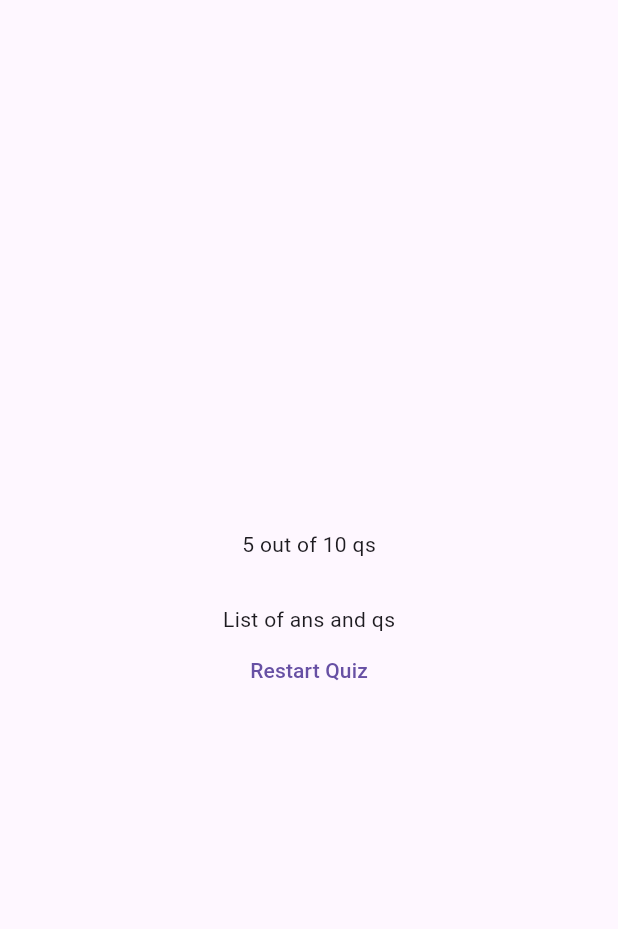
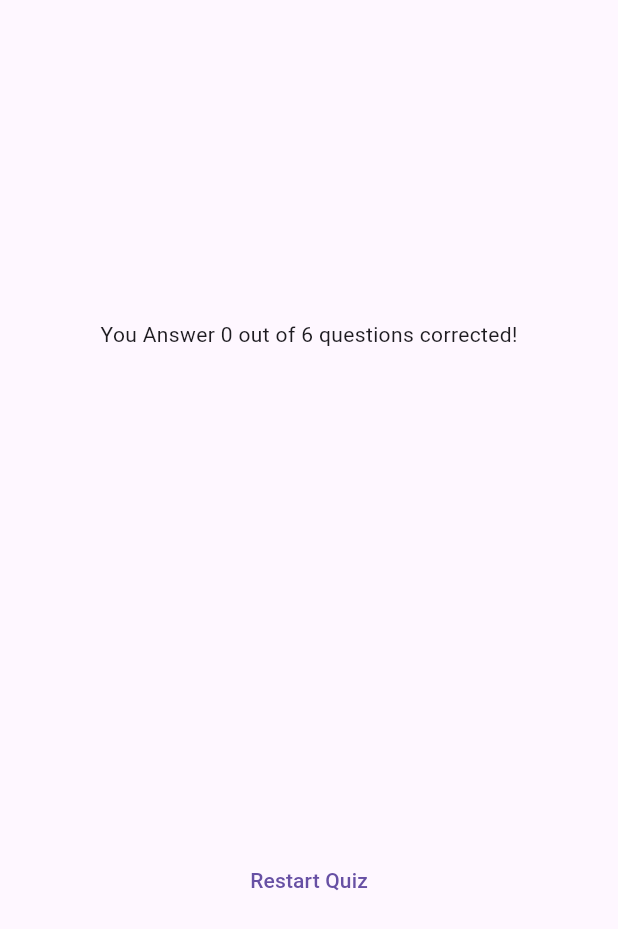
Before and after one commit to shoumik334/quiz_app, a Flutter app: the ResultScreen widget shown alone on an empty page, opened directly with empty values, on a phone screen of 412 x 824 dp. Shown: the top 929 px of the screen. Run offline on Flutter 3.47's test engine with Material 3 defaults, Android fonts, the phone set to English and light mode, and no system bars; our stand-ins replace google_fonts.

Commit message:
add Question Summury

```diff
--- /dev/null
+++ b/lib/questions_summury.dart
@@ -0,0 +1,35 @@
+import 'package:flutter/material.dart';
+
+class QuestionsSummury extends StatelessWidget {
+  const QuestionsSummury(this.summuryData, {super.key});
+  final List<Map<String, Object>> summuryData;
+
+  @override
+  Widget build(BuildContext context) {
+    return SizedBox(
+      height: 300,
+      child:SingleChildScrollView(
+        child: Column(
+          children:
+              summuryData.map((data) {
+                return Row(
+                  children: [
+                    Text(((data['question_index'] as int) + 1).toString()),
+                    Expanded(
+                      child: Column(
+                        children: [
+                          Text(data['question'] as String),
+                          const SizedBox(height: 5),
+                          Text(data['user_answer'] as String),
+                          Text(data['correct_answer'] as String),
+                        ],
+                      ),
+                    ),
+                  ],
+                );
+              }).toList(),
+        ),
+      ),
+    );
+  }
+}
--- a/lib/quiz.dart
+++ b/lib/quiz.dart
@@ -34,7 +34,7 @@ class _QuizState extends State<Quiz> {
     selectedAnswer.add(answer);
     if (selectedAnswer.length == questions.length){
       setState(() {
-        selectedAnswer=[];
+
         activeScreen = 'result-screen';
       });
     }
@@ -50,7 +50,7 @@ class _QuizState extends State<Quiz> {
         );
     }
     if (activeScreen== 'result-screen'){
-      screenWidget = const ResultScreen();
+      screenWidget = ResultScreen(chosenAnswer: selectedAnswer,);
     }
 
 
--- a/lib/results_screen.dart
+++ b/lib/results_screen.dart
@@ -1,42 +1,48 @@
 import 'package:flutter/material.dart';
 import 'package:quiz_app/data/questions.dart';
+import 'package:quiz_app/questions_summury.dart';
 
 class ResultScreen extends StatelessWidget {
-  const ResultScreen ({super.key,required this.chosenAnswer});
+  const ResultScreen({super.key, required this.chosenAnswer});
   final List<String> chosenAnswer;
 
-  List<Map<String,Object>> getSummuryData(){
-    final List<Map<String,Object>> summury=[];
+  List<Map<String, Object>> getSummuryData() {
+    final List<Map<String, Object>> summury = [];
 
-    for (var i; i<chosenAnswer.length;i++){
-      summury.add(
-      {
-      'question-index':i,
-      'question': questions[i].text,
-      'answer': questions[i].answers[0],
-      'user_answer':chosenAnswer[i],
-      },
-      );
-
+    for (var i = 0; i < chosenAnswer.length; i++) {
+      summury.add({
+        'question_index': i,
+        'question': questions[i].text,
+        'correct_answer': questions[i].answers[0],
+        'user_answer': chosenAnswer[i],
+      });
     }
 
     return summury;
-
   }
-
 
   @override
   Widget build(BuildContext context) {
+    final summuryData = getSummuryData();
+
+    final numTotalQuestions = questions.length;
+    final numCorrectQuestions =
+        summuryData.where((data) {
+          return data['user_answer'] == data['correct_answer'];
+        }).length;
+
     return SizedBox(
       width: double.infinity,
       child: Container(
         margin: EdgeInsets.all(20),
-        child:  Column(
+        child: Column(
           mainAxisAlignment: MainAxisAlignment.center,
           children: [
-            const Text('5 out of 10 qs'),
+            Text(
+              'You Answer $numCorrectQuestions out of $numTotalQuestions questions corrected!',
+            ),
             const SizedBox(height: 30),
-            const Text('List of ans and qs'),
+            QuestionsSummury(summuryData),
             TextButton(onPressed: () {}, child: Text('Restart Quiz')),
           ],
         ),
```
